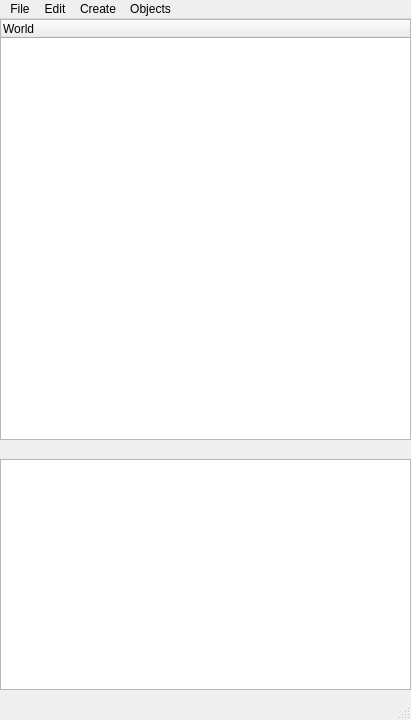
First picture: the form in ProjEd/ui/editor.ui, repository Cvostr/zsgamedit, before the edit.
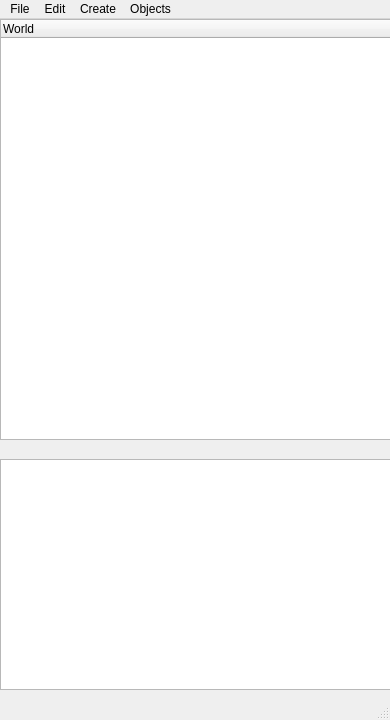
Second picture: the form after the edit. Custom widgets are drawn as their Qt base class.

Commit message: Improvements -EditArea layout now moved to base class -window sizes fixes -removed "Objects" entity, I think it useless and mess -Drag & drop on objects list begin impl -Fixed bugs in world loading process

What changed in the file:
```diff
--- a/ProjEd/ui/editor.ui
+++ b/ProjEd/ui/editor.ui
@@ -6,19 +6,19 @@
    <rect>
     <x>0</x>
     <y>0</y>
-    <width>411</width>
+    <width>390</width>
     <height>720</height>
    </rect>
   </property>
   <property name="minimumSize">
    <size>
-    <width>411</width>
+    <width>390</width>
     <height>720</height>
    </size>
   </property>
   <property name="maximumSize">
    <size>
-    <width>411</width>
+    <width>410</width>
     <height>16777215</height>
    </size>
   </property>
@@ -71,7 +71,7 @@
     <rect>
      <x>0</x>
      <y>0</y>
-     <width>411</width>
+     <width>390</width>
      <height>23</height>
     </rect>
    </property>
```
The commit also changes 7 other files.
